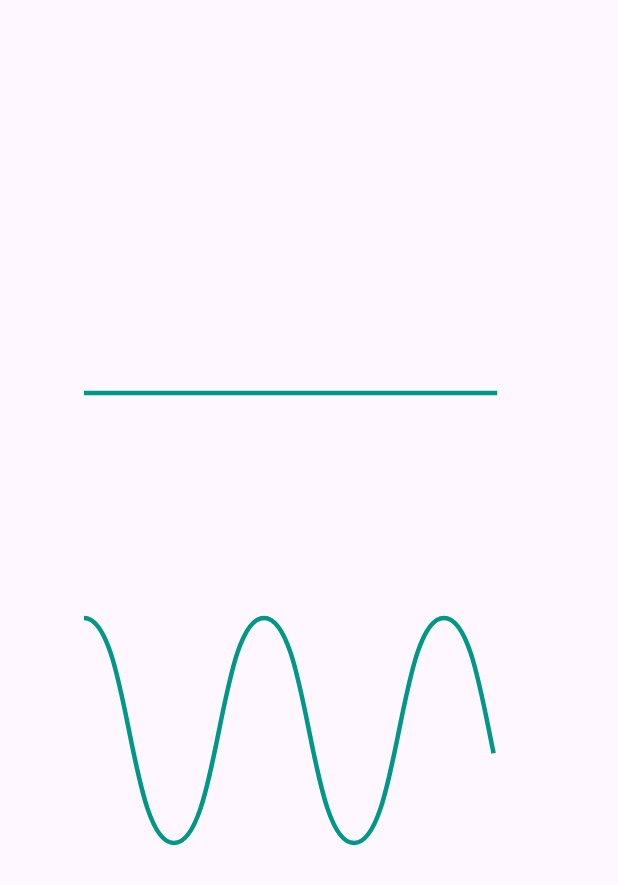
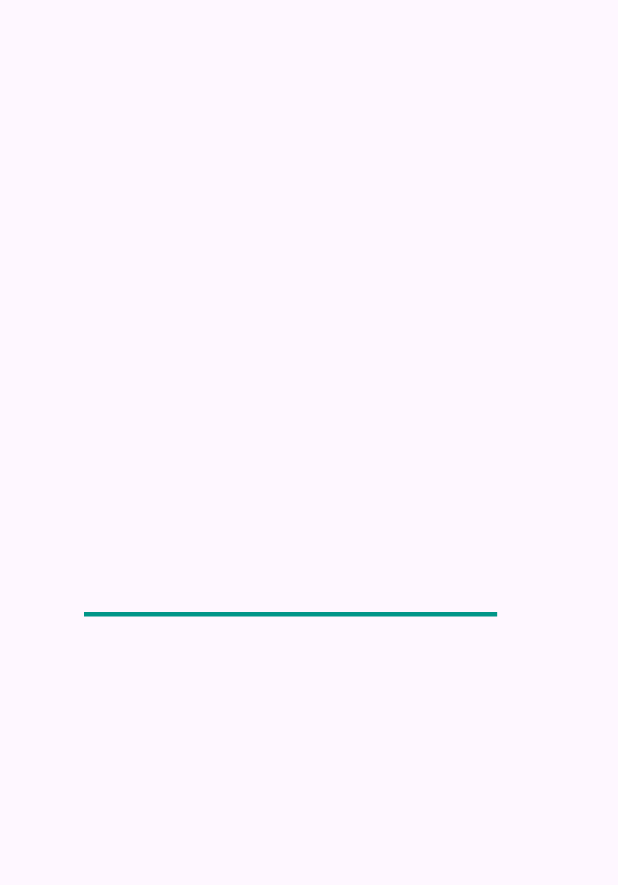
Before and after one commit to YeLwinOo-Steve/animated_paths, a Flutter app: the first screen one second after launch, on a phone screen of 412 x 824 dp. Shown: the top 885 px of the screen. Run offline on Flutter 3.47's test engine with Material 3 defaults, Android fonts, the phone set to English and light mode, and no system bars.

Commit message:
optimized: for completed path

```diff
--- a/lib/animated_paths.dart
+++ b/lib/animated_paths.dart
@@ -24,7 +24,8 @@ class _AnimatedPathsState extends State<AnimatedPaths>
         milliseconds: 1000,
       ),
     )
-      ..repeat(reverse: true)
+      ..forward()
+      // ..repeat(reverse: true)
       ..addListener(
         () => setState(() {}),
       );
@@ -50,20 +51,20 @@ class _AnimatedPathsState extends State<AnimatedPaths>
           children: [
             SizedBox(
               width: 300,
-              height: 150,
+              height: 5,
               child: LinePath(
                 color: Colors.teal,
                 animation: pathTween,
               ),
             ),
-            SizedBox(
-              width: 300,
-              height: 150,
-              child: WavePath(
-                color: Colors.teal,
-                animation: pathTween,
-              ),
-            ),
+            // SizedBox(
+            //   width: 300,
+            //   height: 150,
+            //   child: WavePath(
+            //     color: Colors.teal,
+            //     animation: pathTween,
+            //   ),
+            // ),
           ],
         ),
       ),
--- a/lib/extension/path_ex.dart
+++ b/lib/extension/path_ex.dart
@@ -1,10 +1,13 @@
-
 import 'dart:ui';
 
 extension PathEx on Path {
   Path createAnimatedPath(
     double animationPercent,
   ) {
+    if (animationPercent == 1.0) {
+      // No need to extract; just return the original path.
+      return this; // Return the original path directly.
+    }
     final totalLength = computeMetrics()
         .fold(0.0, (double prev, PathMetric metric) => prev + metric.length);
 
@@ -34,7 +37,6 @@ extension PathEx on Path {
         path.addPath(pathSegment, Offset.zero);
         break;
       } else {
-        // There might be a more efficient way of extracting an entire path
         final pathSegment = metric.extractPath(0.0, metric.length);
         path.addPath(pathSegment, Offset.zero);
       }
```
